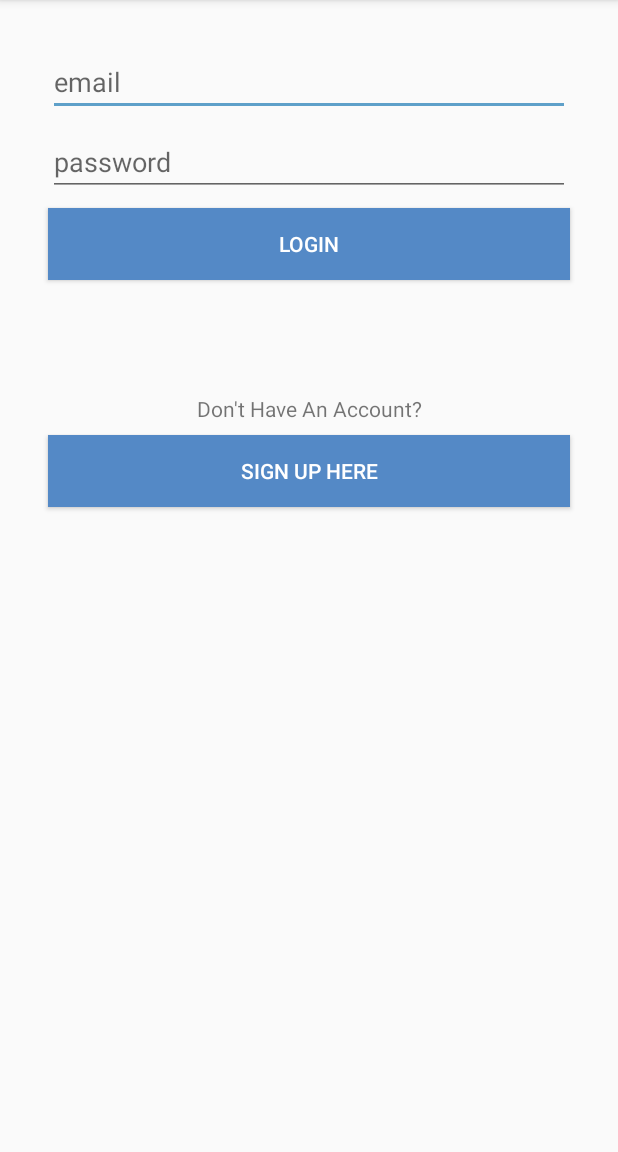
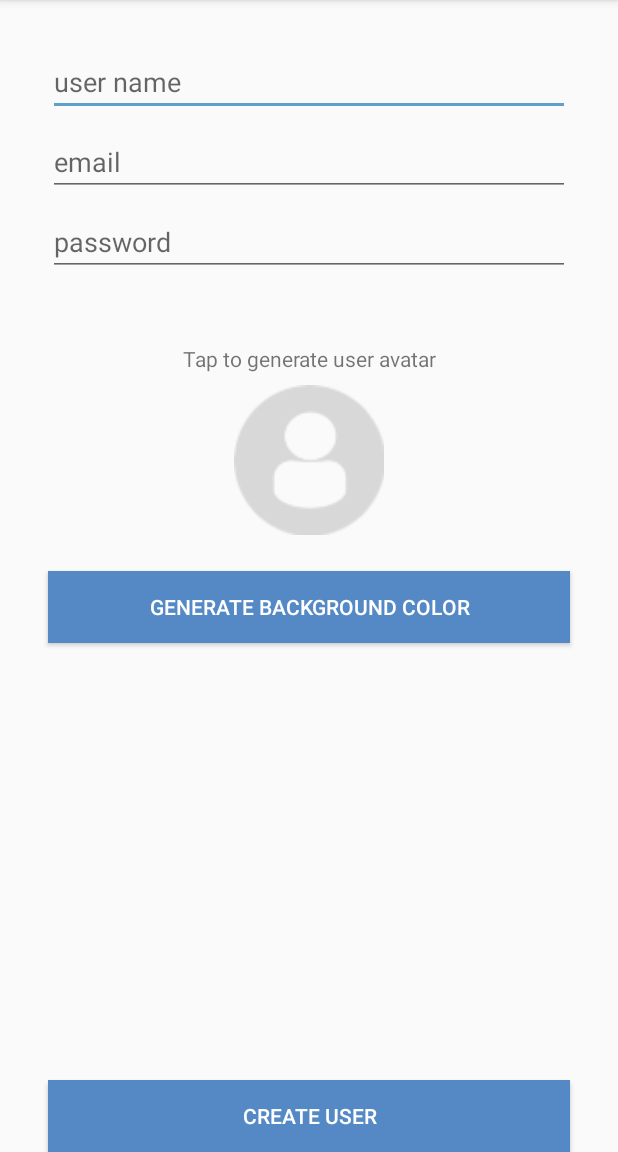
Before and after one commit to Lexxlegolas/matrix, an Android app: the LoginActivity screen opened directly, with no data from a screen before it, after a tap on "SIGN UP HERE", on a phone screen of 412 x 824 dp, the part 84-1236 px from its top. Run offline under Robolectric (Android 15) with nearby library versions, the phone set to English and light mode, and no system bars.

Commit message:
create user

```diff
--- a/app/src/main/AndroidManifest.xml
+++ b/app/src/main/AndroidManifest.xml
@@ -8,6 +8,8 @@
             android:label="@string/app_name"
             android:supportsRtl="true"
             android:theme="@style/AppTheme">
+        <activity android:name=".CreateUserActivity">
+        </activity>
         <activity android:name=".LoginActivity">
         </activity>
         <activity
--- /dev/null
+++ b/app/src/main/java/com/example/matrix/CreateUserActivity.kt
@@ -0,0 +1,27 @@
+package com.example.matrix
+
+import android.support.v7.app.AppCompatActivity
+import android.os.Bundle
+import android.view.View
+
+class CreateUserActivity : AppCompatActivity() {
+
+    override fun onCreate(savedInstanceState: Bundle?) {
+        super.onCreate(savedInstanceState)
+        setContentView(R.layout.activity_create_user)
+    }
+    fun generateUserAvatar(view: View)
+    {
+
+    }
+
+    fun generateColorClicked(view: View)
+    {
+
+    }
+
+    fun createUserClicked(view: View)
+    {
+
+    }
+}
--- a/app/src/main/java/com/example/matrix/LoginActivity.kt
+++ b/app/src/main/java/com/example/matrix/LoginActivity.kt
@@ -1,5 +1,6 @@
 package com.example.matrix
 
+import android.content.Intent
 import android.support.v7.app.AppCompatActivity
 import android.os.Bundle
 import android.view.View
@@ -17,6 +18,7 @@ class LoginActivity : AppCompatActivity() {
     }
     fun loginCreateUserBtnClicked(view: View)
     {
-
+        val create = Intent(this,CreateUserActivity::class.java)
+        startActivity(create)
     }
 }
--- /dev/null
+++ b/app/src/main/res/layout/activity_create_user.xml
@@ -0,0 +1,74 @@
+<?xml version="1.0" encoding="utf-8"?>
+<android.support.constraint.ConstraintLayout
+        xmlns:android="http://schemas.android.com/apk/res/android"
+        xmlns:tools="http://schemas.android.com/tools"
+        xmlns:app="http://schemas.android.com/apk/res-auto"
+        android:layout_width="match_parent"
+        android:layout_height="match_parent"
+        tools:context=".CreateUserActivity">
+
+    <EditText
+            android:layout_width="0dp"
+            android:layout_height="wrap_content"
+            android:inputType="textPersonName"
+            android:ems="10"
+            android:id="@+id/createUserName" android:layout_marginTop="32dp"
+            app:layout_constraintTop_toTopOf="parent" app:layout_constraintStart_toStartOf="parent"
+            app:layout_constraintHorizontal_bias="0.5" app:layout_constraintEnd_toEndOf="parent"
+            android:layout_marginEnd="32dp" android:layout_marginStart="32dp"
+            android:textColor="@android:color/darker_gray" android:hint="user name"/>
+    <EditText
+            android:layout_width="0dp"
+            android:layout_height="wrap_content"
+            android:inputType="textPersonName"
+            android:ems="10"
+            android:id="@+id/createEmail" android:layout_marginTop="8dp"
+            app:layout_constraintTop_toBottomOf="@+id/createUserName" app:layout_constraintStart_toStartOf="parent"
+            app:layout_constraintHorizontal_bias="0.5" app:layout_constraintEnd_toEndOf="parent"
+            android:layout_marginEnd="32dp" android:layout_marginStart="32dp"
+            android:textColor="@android:color/darker_gray" android:hint="email"/>
+    <EditText
+            android:layout_width="0dp"
+            android:layout_height="wrap_content"
+            android:inputType="textPassword"
+            android:ems="10"
+            android:id="@+id/createPassword" android:layout_marginTop="8dp"
+            app:layout_constraintTop_toBottomOf="@+id/createEmail" app:layout_constraintStart_toStartOf="parent"
+            app:layout_constraintHorizontal_bias="0.5" app:layout_constraintEnd_toEndOf="parent"
+            android:layout_marginEnd="32dp" android:layout_marginStart="32dp"
+            android:textColor="@android:color/darker_gray" android:hint="password"/>
+    <TextView
+            android:text="Tap to generate user avatar"
+            android:layout_width="wrap_content"
+            android:layout_height="wrap_content"
+            android:id="@+id/textView2" app:layout_constraintStart_toStartOf="parent" android:layout_marginStart="8dp"
+            app:layout_constraintEnd_toEndOf="parent" android:layout_marginEnd="8dp"
+            app:layout_constraintTop_toBottomOf="@+id/createPassword" android:layout_marginTop="45dp"/>
+    <ImageView
+            android:layout_width="100dp"
+            android:layout_height="100dp" app:srcCompat="@drawable/profiledefault"
+            android:id="@+id/generateImageView"
+            app:layout_constraintStart_toStartOf="parent"
+            app:layout_constraintEnd_toEndOf="parent"
+            android:layout_marginTop="8dp"
+            app:layout_constraintTop_toBottomOf="@+id/textView2" app:layout_constraintHorizontal_bias="0.5"
+            android:onClick="generateUserAvatar"/>
+    <Button
+            android:text="GENERATE BACKGROUND COLOR"
+            android:layout_width="0dp"
+            android:layout_height="wrap_content"
+            android:id="@+id/backgroundColor" app:layout_constraintStart_toStartOf="parent"
+            app:layout_constraintHorizontal_bias="0.5" app:layout_constraintEnd_toEndOf="parent"
+            android:layout_marginTop="24dp" app:layout_constraintTop_toBottomOf="@+id/generateImageView"
+            android:background="@color/colorPrimary" android:textColor="@android:color/white"
+            android:layout_marginEnd="32dp" android:layout_marginStart="32dp" android:onClick="generateColorClicked"/>
+    <Button
+            android:text="CREATE USER"
+            android:layout_width="0dp"
+            android:layout_height="wrap_content"
+            android:id="@+id/createUser" app:layout_constraintStart_toStartOf="parent"
+            app:layout_constraintHorizontal_bias="0.0" app:layout_constraintEnd_toEndOf="parent"
+            app:layout_constraintBottom_toBottomOf="parent" android:layout_marginEnd="32dp"
+            android:layout_marginStart="32dp" android:background="@color/colorPrimary"
+            android:textColor="@android:color/white" android:onClick="createUserClicked"/>
+</android.support.constraint.ConstraintLayout>
```
